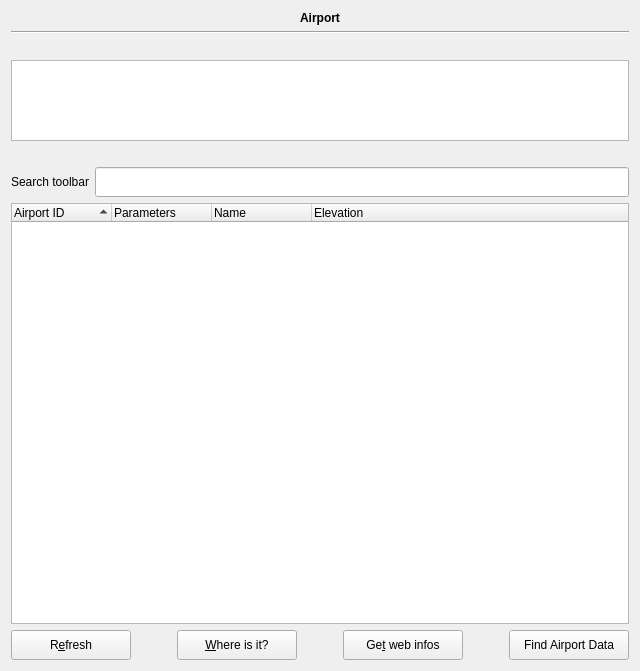
The window that option_airport_base.ui (ac001/ffs-central) describes before a commit, drawn with Qt 5.
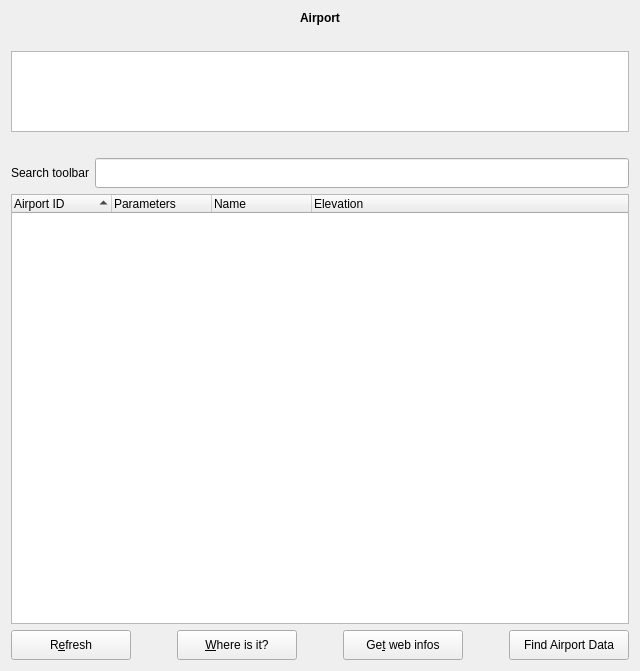
The same window after the commit.

Diff of the .ui file:
```diff
--- a/option_airport_base.ui
+++ b/option_airport_base.ui
@@ -37,13 +37,6 @@
     </widget>
    </item>
    <item row="1" column="0">
-    <widget class="Line" name="line">
-     <property name="orientation">
-      <enum>Qt::Horizontal</enum>
-     </property>
-    </widget>
-   </item>
-   <item row="2" column="0">
     <spacer name="verticalSpacer_2">
      <property name="orientation">
       <enum>Qt::Vertical</enum>
@@ -59,7 +52,7 @@
      </property>
     </spacer>
    </item>
-   <item row="3" column="0">
+   <item row="2" column="0">
     <widget class="QTreeWidget" name="favorite">
      <property name="minimumSize">
       <size>
@@ -103,7 +96,7 @@
      </column>
     </widget>
    </item>
-   <item row="4" column="0">
+   <item row="3" column="0">
     <spacer name="verticalSpacer">
      <property name="orientation">
       <enum>Qt::Vertical</enum>
@@ -119,7 +112,7 @@
      </property>
     </spacer>
    </item>
-   <item row="5" column="0">
+   <item row="4" column="0">
     <layout class="QHBoxLayout" name="horizontalLayout_2">
      <item>
       <widget class="QLabel" name="label_search">
@@ -140,7 +133,7 @@
      </item>
     </layout>
    </item>
-   <item row="6" column="0">
+   <item row="5" column="0">
     <widget class="QTreeWidget" name="airportList">
      <property name="showDropIndicator" stdset="0">
       <bool>false</bool>
```
Left out of the diff: 4 changed lines with no effect on the pictures.
